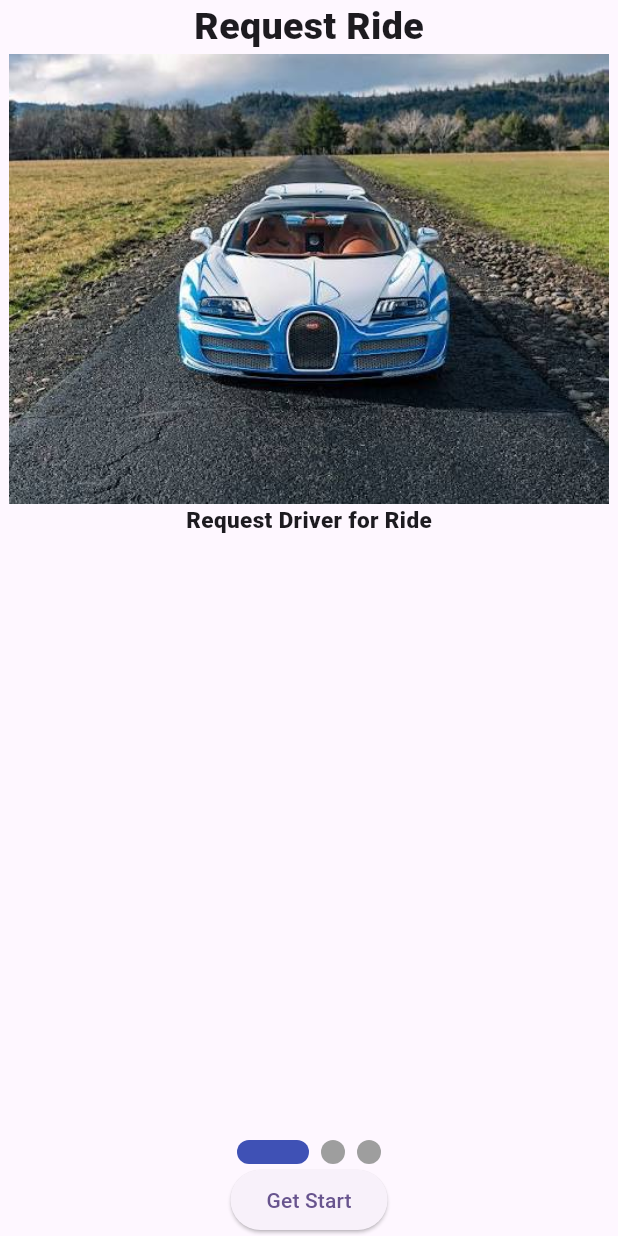
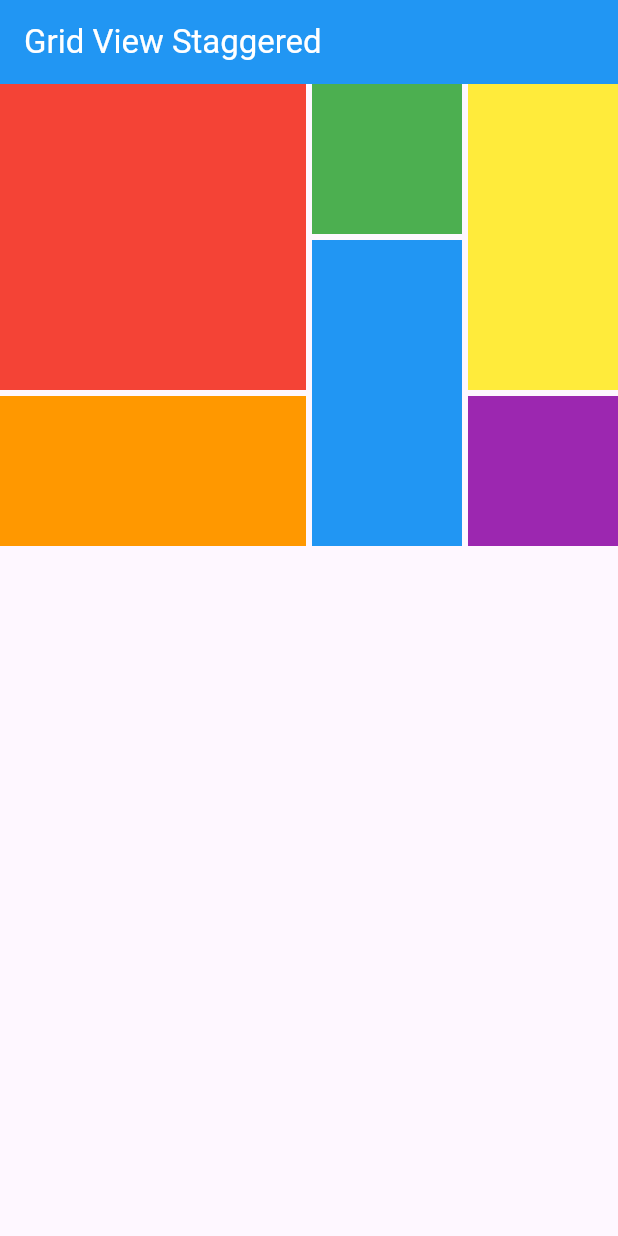
Before and after one commit to AbRehman536/asim_frontend, a Flutter app: the screen it shows after launch, on a phone screen of 412 x 824 dp. Run offline on Flutter 3.47's test engine with Material 3 defaults, Android fonts, the phone set to English and light mode, and no system bars; drawn by our look-alikes of smooth_page_indicator.

Commit message:
Grid View Builder, done

```diff
--- /dev/null
+++ b/lib/gridView/staggered_grid.dart
@@ -0,0 +1,66 @@
+import 'package:flutter/material.dart';
+import 'package:flutter_staggered_grid_view/flutter_staggered_grid_view.dart';
+
+class StaggeredGridScreen extends StatelessWidget {
+  const StaggeredGridScreen({super.key});
+
+  @override
+  Widget build(BuildContext context) {
+    return Scaffold(
+      appBar: AppBar(
+        title: Text("Grid View Staggered"),
+        backgroundColor: Colors.blue,
+        foregroundColor: Colors.white,
+      ),
+      body: StaggeredGrid.count(
+        crossAxisCount: 4,
+        mainAxisSpacing: 4,
+        crossAxisSpacing: 4,
+        children:  [
+          StaggeredGridTile.count(
+            crossAxisCellCount: 2,
+            mainAxisCellCount: 2,
+            child: Container(
+              color: Colors.red,
+            ),
+          ),
+          StaggeredGridTile.count(
+            crossAxisCellCount: 1,
+            mainAxisCellCount: 1,
+            child: Container(
+              color: Colors.green,
+            ),
+          ),
+          StaggeredGridTile.count(
+            crossAxisCellCount: 1,
+            mainAxisCellCount: 2,
+            child: Container(
+              color: Colors.yellow,
+            ),
+          ),
+          StaggeredGridTile.count(
+            crossAxisCellCount: 1,
+            mainAxisCellCount: 2,
+            child: Container(
+              color: Colors.blue,
+            ),
+          ),
+          StaggeredGridTile.count(
+            crossAxisCellCount: 2,
+            mainAxisCellCount: 1,
+            child: Container(
+              color: Colors.orange,
+            ),
+          ),
+          StaggeredGridTile.count(
+            crossAxisCellCount: 1,
+            mainAxisCellCount: 1,
+            child: Container(
+              color: Colors.purple,
+            ),
+          ),
+        ],
+      ),
+    );
+  }
+}
--- a/lib/main.dart
+++ b/lib/main.dart
@@ -1,3 +1,6 @@
+import 'package:asim_frontend/gridView/gridView_count.dart';
+import 'package:asim_frontend/gridView/gridview_builder.dart';
+import 'package:asim_frontend/gridView/staggered_grid.dart';
 import 'package:asim_frontend/images.dart';
 import 'package:asim_frontend/listview.dart';
 import 'package:asim_frontend/pageView.dart';
@@ -35,7 +38,7 @@ class MyApp extends StatelessWidget {
         // tested with just a hot reload.
         colorScheme: ColorScheme.fromSeed(seedColor: Colors.deepPurple),
       ),
-      home: PageviewScreen()
+      home: StaggeredGridScreen()
     );
   }
 }
--- a/pubspec.yaml
+++ b/pubspec.yaml
@@ -34,7 +34,8 @@ dependencies:
   # The following adds the Cupertino Icons font to your application.
   # Use with the CupertinoIcons class for iOS style icons.
   cupertino_icons: ^1.0.8
-  smooth_page_indicator: ^2.0.1
+  smooth_page_indicator:
+  flutter_staggered_grid_view: ^0.7.0
 
 dev_dependencies:
   flutter_test:
```
Also changed, not shown: lib/gridView/gridView_count.dart (added, +29 -0 lines), lib/gridView/gridview_builder.dart (added, +57 -0 lines), pubspec.lock.
